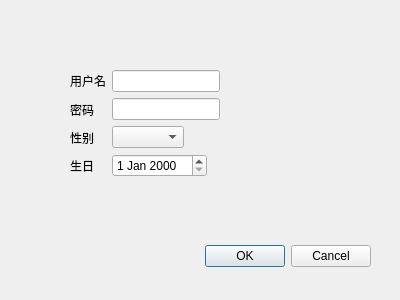
This is register.ui in 9999demi/os_frontend as Qt 5 draws it before an edit. The edited form follows.
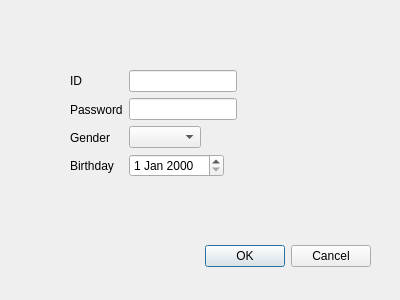
This is the edited form.

Diff of the .ui file:
```diff
--- a/register.ui
+++ b/register.ui
@@ -29,7 +29,7 @@
     <set>QDialogButtonBox::Cancel|QDialogButtonBox::Ok</set>
    </property>
   </widget>
-  <widget class="QWidget" name="">
+  <widget class="QWidget" name="layoutWidget">
    <property name="geometry">
     <rect>
      <x>70</x>
@@ -44,28 +44,28 @@
       <item>
        <widget class="QLabel" name="label">
         <property name="text">
-         <string>用户名</string>
+         <string>ID</string>
         </property>
        </widget>
       </item>
       <item>
        <widget class="QLabel" name="label_2">
         <property name="text">
-         <string>密码</string>
+         <string>Password</string>
         </property>
        </widget>
       </item>
       <item>
        <widget class="QLabel" name="label_3">
         <property name="text">
-         <string>性别</string>
+         <string>Gender</string>
         </property>
        </widget>
       </item>
       <item>
        <widget class="QLabel" name="label_4">
         <property name="text">
-         <string>生日</string>
+         <string>Birthday</string>
         </property>
        </widget>
       </item>
```
